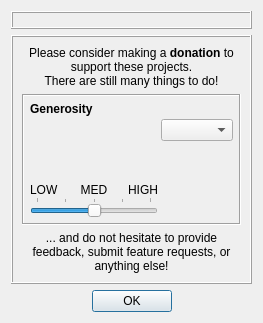
First picture: the form in qtfuzzylite/ui/About.ui, repository fuzzylite/fuzzylite, before the edit.
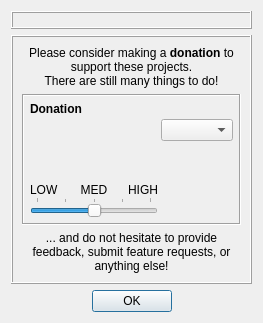
Second picture: the form after the edit. Icons and pictures are not drawn.

The edit to the form file:
```diff
--- a/qtfuzzylite/ui/About.ui
+++ b/qtfuzzylite/ui/About.ui
@@ -119,7 +119,7 @@
             </font>
            </property>
            <property name="text">
-            <string>Generosity</string>
+            <string>Donation</string>
            </property>
            <property name="textFormat">
             <enum>Qt::PlainText</enum>
```
Left out of the diff: 6 changed lines with no effect on the pictures.
